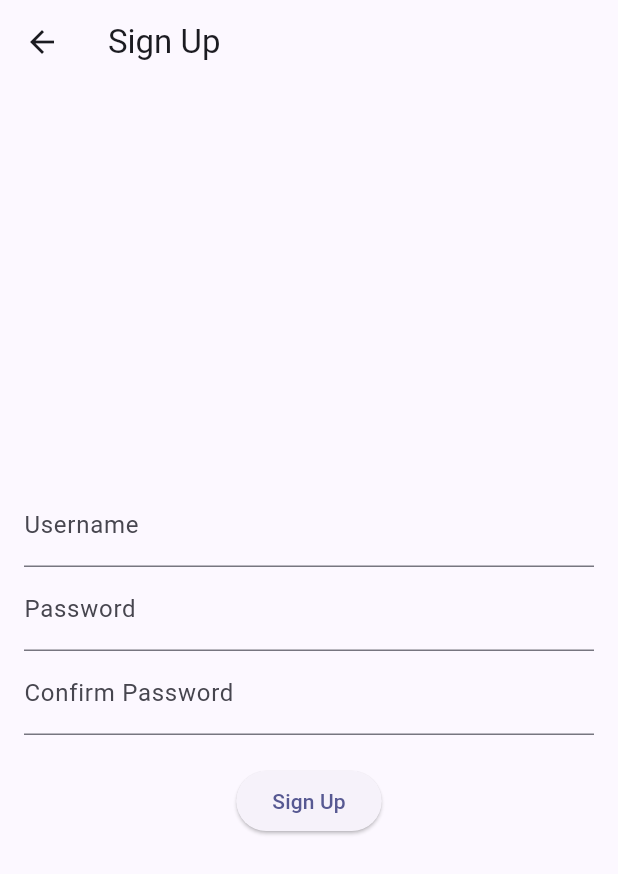
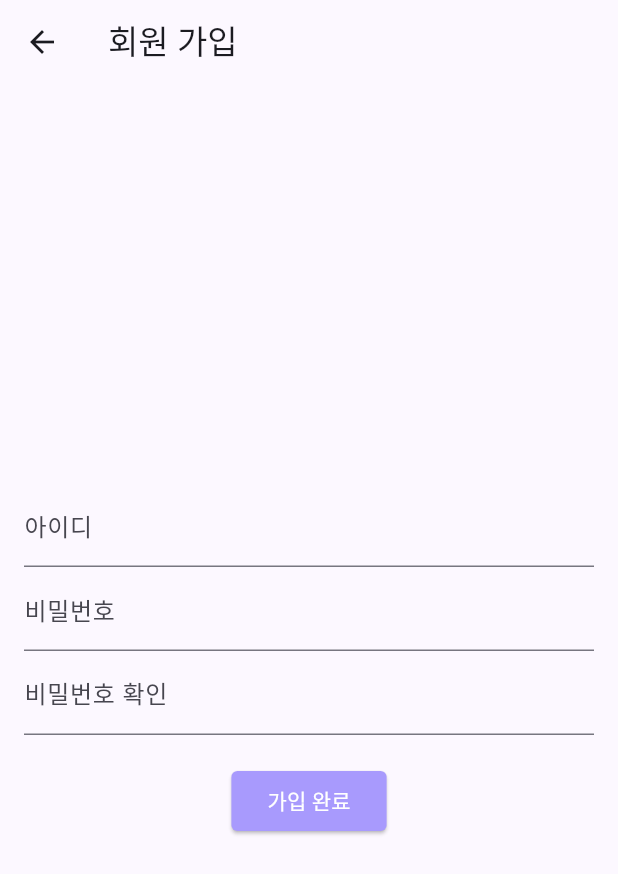
Before and after one commit to pickypoky/frontend, a Flutter app: the SignupScreen screen opened by its route, on a phone screen of 412 x 824 dp. Shown: the top 874 px of the screen. Run offline on Flutter 3.47's test engine with Material 2 defaults, Android fonts, the phone set to English and light mode, and no system bars; our stand-ins replace shared_preferences, table_calendar; accounts and stored records are empty; network calls fail.

Commit message:
구현 완료

```diff
--- a/lib/screens/login_screen.dart
+++ b/lib/screens/login_screen.dart
@@ -84,7 +84,7 @@ class _LoginScreenState extends State<LoginScreen> {
   @override
   Widget build(BuildContext context) {
     return Scaffold(
-      appBar: AppBar(title: const Text('로그인')),
+      appBar: AppBar(title: const Text('Pickypoky')),
       body: Padding(
         padding: const EdgeInsets.all(16.0),
         child: Column(
@@ -101,12 +101,19 @@ class _LoginScreenState extends State<LoginScreen> {
             ),
             const SizedBox(height: 20),
             ElevatedButton(
+              style: ElevatedButton.styleFrom(
+                primary: const Color(0xFFA89AFD),
+                onPrimary: Colors.white,
+                shape: RoundedRectangleBorder(
+                  borderRadius: BorderRadius.circular(4.0),
+                ),
+              ),
               onPressed: _login,
-              child: const Text('Login'),
+              child: const Text('로그인'),
             ),
             TextButton(
               onPressed: _navigateToSignup,
-              child: const Text('Sign Up'),
+              child: const Text('회원 가입'),
             ),
           ],
         ),
--- a/lib/screens/signup_screen.dart
+++ b/lib/screens/signup_screen.dart
@@ -26,7 +26,7 @@ class _SignupScreenState extends State<SignupScreen> {
         context: context,
         builder: (context) => AlertDialog(
           title: const Text('Error'),
-          content: const Text('Passwords do not match'),
+          content: const Text('비밀 번호를 다시 입력해 주세요!'),
           actions: [
             TextButton(
               onPressed: () => Navigator.of(context).pop(),
@@ -59,7 +59,7 @@ class _SignupScreenState extends State<SignupScreen> {
           context: context,
           builder: (context) => AlertDialog(
             title: const Text('Success'),
-            content: const Text('회원가입이 완료되었습니다.'),
+            content: const Text('회원 가입이 완료되었습니다.'),
             actions: [
               TextButton(
                 onPressed: () => Navigator.of(context).pop(),
@@ -104,7 +104,7 @@ class _SignupScreenState extends State<SignupScreen> {
   @override
   Widget build(BuildContext context) {
     return Scaffold(
-      appBar: AppBar(title: const Text('Sign Up')),
+      appBar: AppBar(title: const Text('회원 가입')),
       body: Padding(
         padding: const EdgeInsets.all(16.0),
         child: Column(
@@ -112,22 +112,29 @@ class _SignupScreenState extends State<SignupScreen> {
           children: [
             TextField(
               controller: _usernameController,
-              decoration: const InputDecoration(labelText: 'Username'),
+              decoration: const InputDecoration(labelText: '아이디'),
             ),
             TextField(
               controller: _passwordController,
-              decoration: const InputDecoration(labelText: 'Password'),
+              decoration: const InputDecoration(labelText: '비밀번호'),
               obscureText: true,
             ),
             TextField(
               controller: _confirmPasswordController,
-              decoration: const InputDecoration(labelText: 'Confirm Password'),
+              decoration: const InputDecoration(labelText: '비밀번호 확인'),
               obscureText: true,
             ),
             const SizedBox(height: 20),
             ElevatedButton(
+              style: ElevatedButton.styleFrom(
+                primary: const Color(0xFFA89AFD),
+                onPrimary: Colors.white,
+                shape: RoundedRectangleBorder(
+                  borderRadius: BorderRadius.circular(4.0),
+                ),
+              ),
               onPressed: _signup,
-              child: const Text('Sign Up'),
+              child: const Text('가입 완료'),
             ),
           ],
         ),
```
Also changed, not shown: lib/screens/diary_edit_screen.dart (+7 -15 lines), lib/screens/diary_screen.dart (+8 -7 lines).
